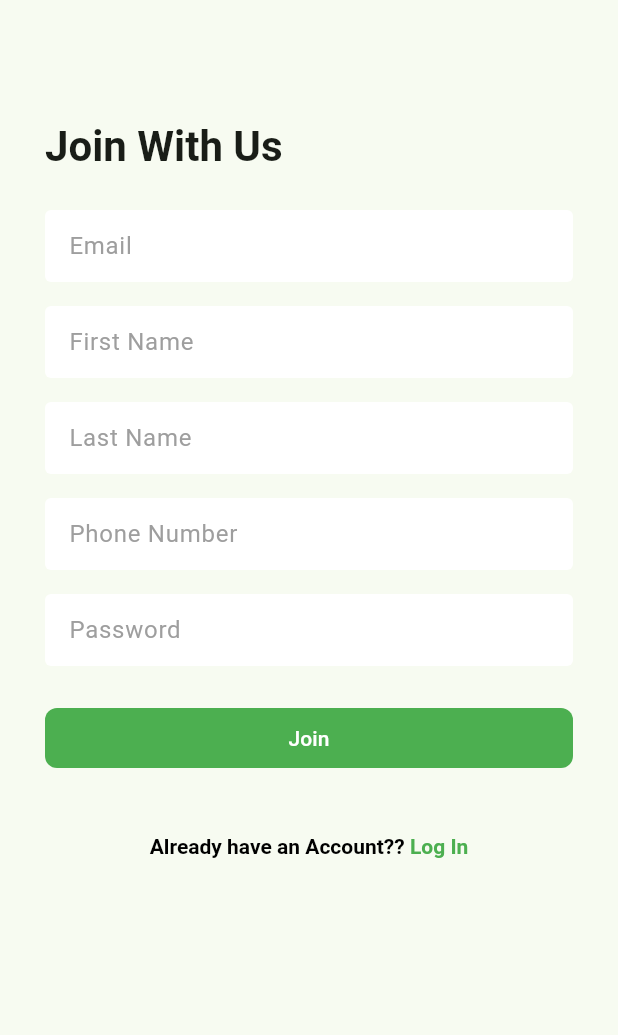
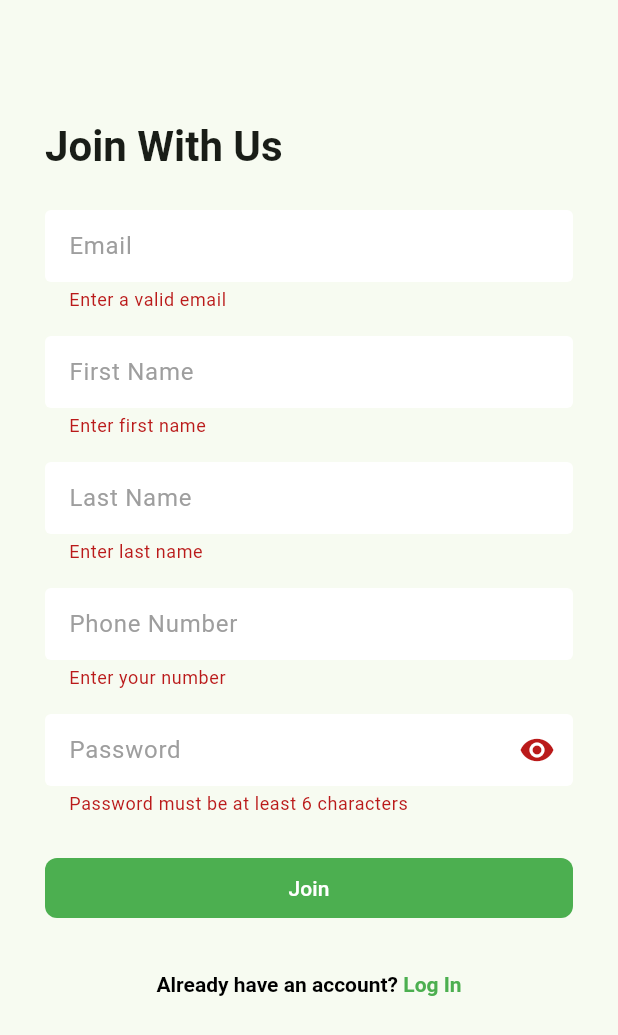
Before and after one commit to Suas1912/task_managerui_01, a Flutter app: the SignUpScreen screen opened directly, after a tap on "Join", on a phone screen of 412 x 824 dp. Shown: the top 1035 px of the screen. Run offline on Flutter 3.47's test engine with Material 3 defaults, Android fonts, the phone set to English and light mode, and no system bars; our stand-ins replace email_validator, image_picker, pin_code_fields; project files that could hold a hidden picture were left out.

Commit message:
recheck_01

```diff
--- a/lib/data/utils/urls.dart
+++ b/lib/data/utils/urls.dart
@@ -1,5 +1,5 @@
 class Urls {
-  static const String baseUrl = "";
-  static const String registrationUrl='$baseUrl/';
-  static const String logInUrl='$baseUrl/login';
+  static const String baseUrl = "https://task-manager-api-35i1.onrender.com/api";
+  static const String registrationUrl='$baseUrl/auth/register';
+  static const String logInUrl='$baseUrl/auth/login';
 }
--- a/lib/ui/screen/sign_up_screen.dart
+++ b/lib/ui/screen/sign_up_screen.dart
@@ -3,6 +3,7 @@
 import 'package:flutter/material.dart';
 import 'package:helpful_flutter/data/services/api_caller.dart';
 import 'package:helpful_flutter/data/utils/urls.dart';
+
 import 'login_screen.dart';
 
 class SignUpScreen extends StatefulWidget {
@@ -13,129 +14,94 @@
 }
 
 class _SignUpScreenState extends State<SignUpScreen> {
-  final TextEditingController _emailTEController = TextEditingController();
-  final TextEditingController _firstnameTEController = TextEditingController();
-  final TextEditingController _lastTEController = TextEditingController();
-  final TextEditingController _passwordTEController = TextEditingController();
-  final TextEditingController _mobileTEController = TextEditingController();
-  final GlobalKey<FormState> _formkey = GlobalKey<FormState>();
+  final _emailTEController = TextEditingController();
+  final _firstnameTEController = TextEditingController();
+  final _lastTEController = TextEditingController();
+  final _passwordTEController = TextEditingController();
+  final _mobileTEController = TextEditingController();
+  final _formKey = GlobalKey<FormState>();
   bool _signUpInProgress = false;
+  bool _obscurePassword = true;
 
   @override
   Widget build(BuildContext context) {
     return Scaffold(
       body: SafeArea(
         child: SingleChildScrollView(
-          child: Padding(
           padding: const EdgeInsets.all(30),
           child: Form(
+            key: _formKey,
             autovalidateMode: AutovalidateMode.onUserInteraction,
-              key: _formkey,
             child: Column(
               crossAxisAlignment: CrossAxisAlignment.start,
               children: [
                 const SizedBox(height: 50),
-                  Text(
-                    "Join With Us",
-                    style: Theme.of(context).textTheme.titleLarge,
-                  ),
+                Text('Join With Us', style: Theme.of(context).textTheme.titleLarge),
                 const SizedBox(height: 24),
                 TextFormField(
                   controller: _emailTEController,
+                  keyboardType: TextInputType.emailAddress,
                   textInputAction: TextInputAction.next,
-                    decoration: InputDecoration(hintText: "Email"),
-                    validator: (String? value){
-                      String inputText=value ?? '';
-                      if(EmailValidator.validate(inputText) ==false){
-                        return 'Enter valide email';
-                      }
-                      return null;
-                    },
+                  decoration: const InputDecoration(hintText: 'Email'),
+                  validator: (value) => EmailValidator.validate(value?.trim() ?? '') ? null : 'Enter a valid email',
                 ),
                 const SizedBox(height: 16),
                 TextFormField(
                   controller: _firstnameTEController,
                   textInputAction: TextInputAction.next,
-                    obscureText: true,
-                    decoration: InputDecoration(hintText: "First Name"),
-                    validator: (String? value){
-                      if(value?.trim().isEmpty ?? true){
-                        return 'Enter first name';
-                      }
-                      return null;
-                    },
+                  decoration: const InputDecoration(hintText: 'First Name'),
+                  validator: (value) => value?.trim().isEmpty ?? true ? 'Enter first name' : null,
                 ),
                 const SizedBox(height: 16),
                 TextFormField(
                   controller: _lastTEController,
                   textInputAction: TextInputAction.next,
-                    decoration: InputDecoration(hintText: "Last Name"),
-                    validator: (String? value){
-                      if(value?.trim().isEmpty ?? true){
-                        return 'Enter last name';
-                      }
-                      return null;
-                    },
+                  decoration: const InputDecoration(hintText: 'Last Name'),
+                  validator: (value) => value?.trim().isEmpty ?? true ? 'Enter last name' : null,
                 ),
                 const SizedBox(height: 16),
                 TextFormField(
                   controller: _mobileTEController,
                   textInputAction: TextInputAction.next,
-                    keyboardType: TextInputType.number,
-                    decoration: InputDecoration(hintText: "Phone Number"),
-                    validator: (String? value){
-                      if(value?.trim().isEmpty ?? true){
-                        return 'Enter your number';
-                      }
-                      return null;
-                    },
+                  keyboardType: TextInputType.phone,
+                  decoration: const InputDecoration(hintText: 'Phone Number'),
+                  validator: (value) => value?.trim().isEmpty ?? true ? 'Enter your number' : null,
                 ),
                 const SizedBox(height: 16),
                 TextFormField(
                   controller: _passwordTEController,
-                      textInputAction: TextInputAction.next,
-                    decoration: InputDecoration(hintText: "Password"),
-                    validator: (String? value) {
-                      if((value?.length ?? 0) < 6 ){
-                        return 'Enter a password more than 6 letters';
-                      }
-                      return null;
-                    },
+                  obscureText: _obscurePassword,
+                  textInputAction: TextInputAction.done,
+                  decoration: InputDecoration(
+                    hintText: 'Password',
+                    suffixIcon: IconButton(
+                      onPressed: () => setState(() => _obscurePassword = !_obscurePassword),
+                      icon: Icon(_obscurePassword ? Icons.visibility : Icons.visibility_off),
+                    ),
+                  ),
+                  validator: (value) => (value?.length ?? 0) < 6 ? 'Password must be at least 6 characters' : null,
                 ),
                 const SizedBox(height: 24),
-                  Visibility(
-                    visible: _signUpInProgress==false,
-                    replacement: Center(
-                      child: CircularProgressIndicator(),
-                    ),
-                    child: FilledButton(
-                      onPressed: (){},
-                      //_afterSignup,
-                      child: Text('Join'),
-                    ),
+                SizedBox(
+                  width: double.infinity,
+                  child: _signUpInProgress
+                      ? const Center(child: CircularProgressIndicator())
+                      : FilledButton(onPressed: _onTapSubmitButton, child: const Text('Join')),
                 ),
                 const SizedBox(height: 32),
                 Center(
-                    child: Column(
-                      children: [
-                        const SizedBox(height: 8),
-                        RichText(
+                  child: RichText(
                     text: TextSpan(
-                            style: TextStyle(
-                              color: Colors.black,
-                              fontWeight: FontWeight.w600,
-                            ),
-                            text: "Already have an Account?? ",
+                      style: const TextStyle(color: Colors.black, fontWeight: FontWeight.w600),
+                      text: 'Already have an account? ',
                       children: [
                         TextSpan(
-                                text: "Log In",
-                                style: TextStyle(color: Colors.green),
+                          text: 'Log In',
+                          style: const TextStyle(color: Colors.green),
                           recognizer: TapGestureRecognizer()..onTap = _onTapLogin,
                         ),
                       ],
                     ),
-                        ),
-                      ],
                   ),
                 ),
               ],
@@ -143,56 +109,62 @@
           ),
         ),
       ),
-      ),
     );
   }
 
-  void _onTapSubmitonButton(){
-      if(_formkey.currentState!.validate()){
-          _signUp();
+  void _onTapSubmitButton() {
+    if (_signUpInProgress) return;
+    if (_formKey.currentState?.validate() ?? false) _signUp();
+  }
+
+  Future<void> _signUp() async {
+    setState(() => _signUpInProgress = true);
+
+    final response = await ApiCaller.postRequest(
+      url: Urls.registrationUrl,
+      body: {
+        'email': _emailTEController.text.trim(),
+        'firstName': _firstnameTEController.text.trim(),
+        'lastName': _lastTEController.text.trim(),
+        'mobile': _mobileTEController.text.trim(),
+        'password': _passwordTEController.text,
+      },
+    );
+
+    if (!mounted) return;
+    setState(() => _signUpInProgress = false);
+
+    if (response.isSucccess) {
+      _clearTextFields();
+      ScaffoldMessenger.of(context).showSnackBar(
+        const SnackBar(content: Text('Registration successful. Please log in.')),
+      );
+      await Future<void>.delayed(const Duration(milliseconds: 500));
+      if (!mounted) return;
+      Navigator.pushAndRemoveUntil(
+        context,
+        MaterialPageRoute(builder: (_) => const LoginScreen()),
+            (_) => false,
+      );
+    } else {
+      ScaffoldMessenger.of(context).showSnackBar(SnackBar(content: Text(response.errorMessage)));
     }
   }
-  Future<void> _signUp() async {
-      _signUpInProgress=true;
-      setState(() {});
-      Map<String,dynamic> requestBody={
-          "email":_emailTEController.text.trim(),
-          "firstName":_firstnameTEController.text.trim(),
-        "lastName":_lastTEController.text.trim(),
-        "mobile":_mobileTEController.text.trim(),
-        "password":_passwordTEController.text,
-      };
-    final ApiResponse response = await ApiCaller.postRequest(
-      url: Urls.registrationUrl,
-      body: requestBody
-    );
-    _signUpInProgress=false;
-    setState(() {});
-    if(response.isSucccess){
-      _clearTextFields();
-      ScaffoldMessenger.of(context).showSnackBar(
-          SnackBar(content: Text('registration success!! Please Log in ')));
-    }
-    else{
-      ScaffoldMessenger.of(context).showSnackBar(
-          SnackBar(content: Text(response.errorMessage)));
-    }
-  }
-  void _onTapLogin(){
+
+  void _onTapLogin() {
     Navigator.pop(context);
   }
-/*  void _afterSignup(){
-    Navigator.pushAndRemoveUntil(context,MaterialPageRoute(builder: (context)=>LoginScreen()),
-            (predicate)=>false);
-  }*/
-  void _clearTextFields(){
+
+  void _clearTextFields() {
     _emailTEController.clear();
     _firstnameTEController.clear();
     _lastTEController.clear();
-    _passwordTEController.clear();_mobileTEController.clear();
+    _passwordTEController.clear();
+    _mobileTEController.clear();
   }
+
   @override
-  void dispose(){
+  void dispose() {
     _emailTEController.dispose();
     _passwordTEController.dispose();
     _mobileTEController.dispose();
```
Also changed, not shown: lib/ui/screen/add_new_task.dart (+32 -19 lines), lib/ui/screen/fogot_password_verify.dart (+31 -36 lines), lib/ui/widget/tm_appvar_screen.dart (+31 -19 lines), 1 other file. Lines whose indentation alone changed are shown as unchanged.
